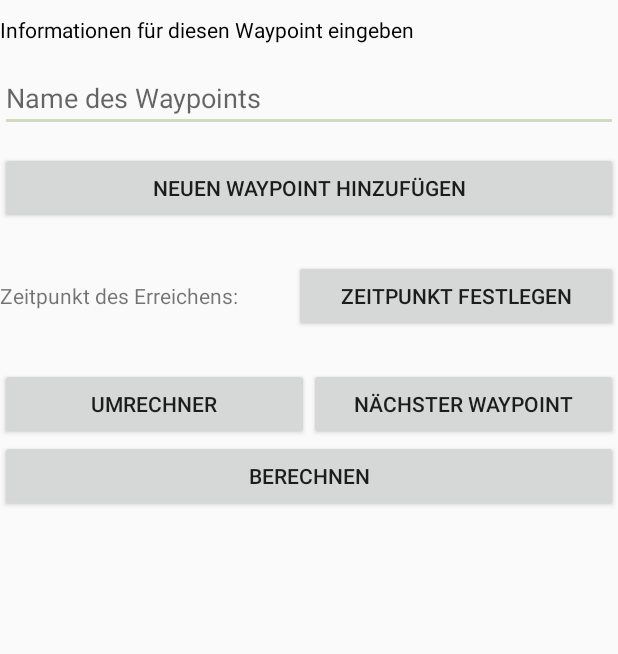
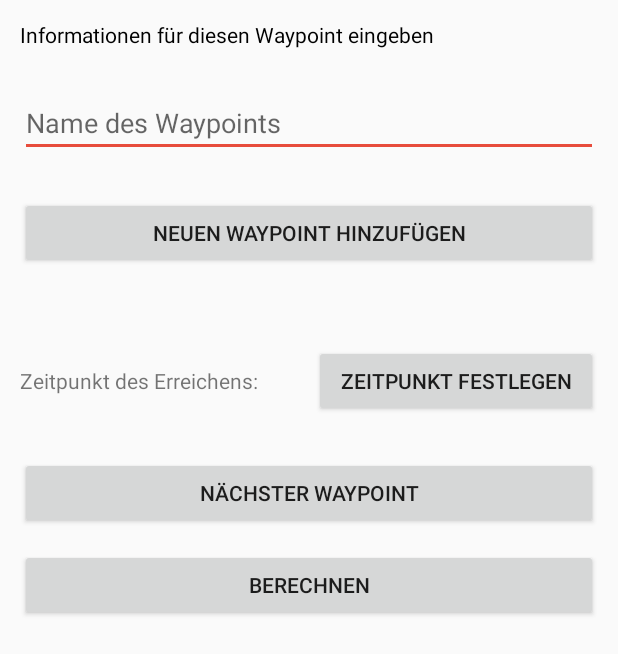
Before and after one commit to yannickhildebrandt/project-sunset, an Android app: the layout second_screen.xml on its own in the app's theme, with its tools: preview values and no code run, on a phone screen of 412 x 824 dp. Shown: the top 654 px of the screen. Run offline under Robolectric (Android 15) with nearby library versions, the light colour scheme and no system bars.

Commit message:
Changed UI
Changed UI

```diff
--- a/project-sunset/app/src/main/java/de/ur/mi/android/project_sunset/AddWaypointScreen.java
+++ b/project-sunset/app/src/main/java/de/ur/mi/android/project_sunset/AddWaypointScreen.java
@@ -20,6 +20,11 @@ public class AddWaypointScreen extends AppCompatActivity {
         setContentView(R.layout.activity_add_waypoint_screen);
         initUI();
         setOnClick();
+    }
+
+    @Override
+    public void onBackPressed() {
+        finish();
     }
 
     private void setOnClick() {
--- a/project-sunset/app/src/main/java/de/ur/mi/android/project_sunset/EntryScreen.java
+++ b/project-sunset/app/src/main/java/de/ur/mi/android/project_sunset/EntryScreen.java
@@ -27,6 +27,7 @@ public class EntryScreen extends AppCompatActivity {
             @Override
             public void onClick(View v) {
                 startActivity(intent);
+                finish();
             }
         });
     }
--- a/project-sunset/app/src/main/res/layout/second_screen.xml
+++ b/project-sunset/app/src/main/res/layout/second_screen.xml
@@ -9,7 +9,7 @@
         android:layout_height="wrap_content"
         android:text="@string/informationWaypoint"
         android:textColor="@android:color/black"
-        android:layout_marginTop="10dp"
+        android:layout_margin="13dp"
         android:layout_alignParentLeft="true"
         android:layout_alignParentStart="true" />
 
@@ -22,7 +22,8 @@
         android:layout_below="@+id/informationWaypoint"
         android:layout_alignParentLeft="true"
         android:layout_alignParentStart="true"
-        android:layout_marginTop="13dp" />
+        android:layout_marginTop="13dp"
+        android:layout_margin="13dp"/>
 
     <Button
         android:layout_width="match_parent"
@@ -30,7 +31,7 @@
         android:id="@+id/waypointAddToFavourite"
         android:layout_below="@+id/WaypointNameEdit"
         android:text="@string/buttonFavourite"
-        android:layout_marginTop="13dp"/>
+        android:layout_margin="13dp"/>
 
     <LinearLayout
         android:layout_width="match_parent"
@@ -45,28 +46,24 @@
             android:id="@+id/arrivaltime"
             android:text="@string/labelTimePicked"
             android:layout_weight="0.50"
+            android:layout_margin="13dp"
             />
         <Button
             android:layout_width="wrap_content"
             android:layout_height="wrap_content"
             android:id="@+id/setTimeButton"
             android:text="@string/buttonPickTime"
-            android:layout_weight="0.50"/>
+            android:layout_weight="0.50"
+            android:layout_margin="13dp"/>
 
     </LinearLayout>
 
     <LinearLayout
         android:id="@+id/buttonLayout"
-        android:layout_below="@id/arrivalLayout"
         android:layout_width="match_parent"
         android:layout_height="wrap_content"
-        android:layout_marginTop="24dp">
-        <Button
-            android:layout_width="0dp"
-            android:layout_height="wrap_content"
-            android:layout_weight=".50"
-            android:text="@string/buttonCalculator"
-            android:id="@+id/calculatorButton" />
+        android:layout_margin="13dp"
+        android:layout_below="@+id/arrivalLayout">
         <Button
             android:layout_width="0dp"
             android:layout_height="wrap_content"
@@ -74,11 +71,13 @@
             android:id="@+id/nextWaypointButton"
             android:text="@string/buttonNextWaypoint" />
     </LinearLayout>
+
     <LinearLayout
         android:layout_below="@id/buttonLayout"
         android:layout_width="match_parent"
         android:layout_height="wrap_content"
-        >
+        android:layout_marginLeft="13dp"
+        android:layout_marginRight="13dp">
         <Button
             android:id="@+id/buttonCalculate"
             android:layout_width="0dp"
--- a/project-sunset/app/src/main/res/values/colors.xml
+++ b/project-sunset/app/src/main/res/values/colors.xml
@@ -1,6 +1,6 @@
 <?xml version="1.0" encoding="utf-8"?>
 <resources>
-    <color name="colorPrimary">#3e606f</color>
-    <color name="colorPrimaryDark">#193441</color>
-    <color name="colorAccent">#d1dbbd</color>
+    <color name="colorPrimary">#2980b9</color>
+    <color name="colorPrimaryDark">#2c3e50</color>
+    <color name="colorAccent">#e74c3c</color>
 </resources>
--- a/project-sunset/app/src/main/res/values/styles.xml
+++ b/project-sunset/app/src/main/res/values/styles.xml
@@ -1,7 +1,7 @@
 <resources>
 
     <!-- Base application theme. -->
-    <style name="AppTheme" parent="Theme.AppCompat.Light.DarkActionBar">
+    <style name="AppTheme" parent="Theme.AppCompat.Light.NoActionBar">
         <!-- Customize your theme here. -->
         <item name="colorPrimary">@color/colorPrimary</item>
         <item name="colorPrimaryDark">@color/colorPrimaryDark</item>
```
Also changed, not shown: project-sunset/app/src/main/java/de/ur/mi/android/project_sunset/SecondScreen.java (+0 -8 lines), project-sunset/app/src/main/res/layout/activity_add_waypoint_screen.xml (+20 -9 lines), project-sunset/app/src/main/res/drawable/screen.jpg.
